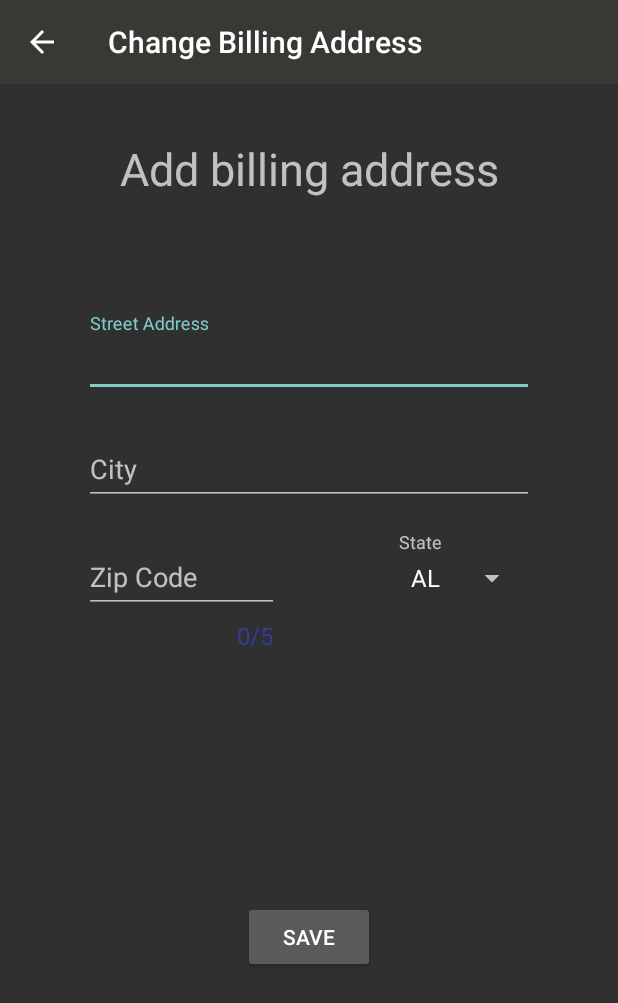
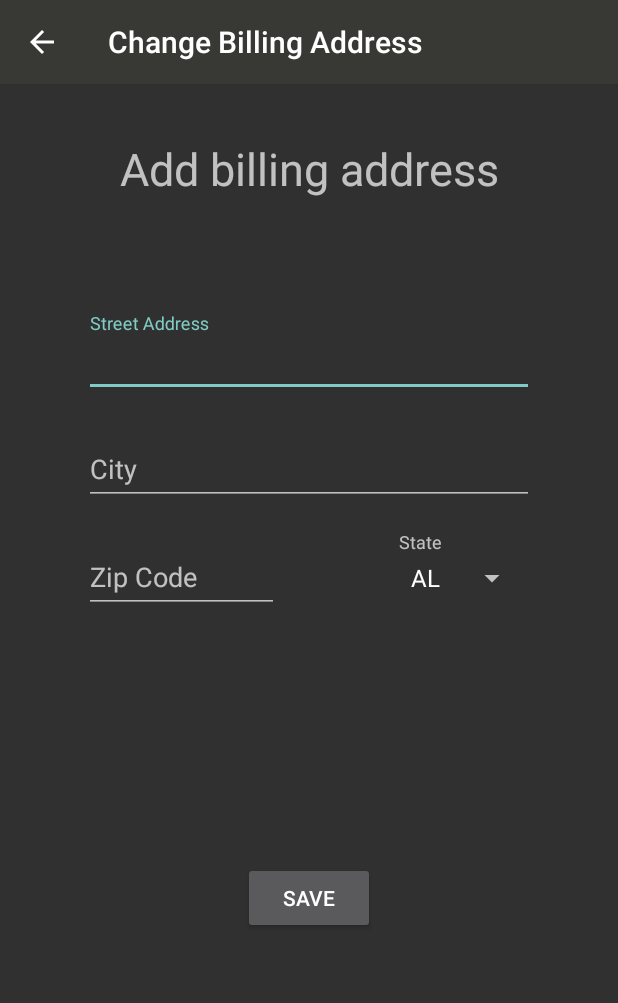
Before and after one commit to Calandra-a/PAyTEL, an Android app: the settings_address screen opened directly, with no data from a screen before it, on a phone screen of 412 x 824 dp. Shown: the top 1003 px of the screen. Run offline under Robolectric (Android 15) with nearby library versions, the phone set to English and light mode, and no system bars; libraries missing offline, so code that uses them is left out: com.amazonaws.mobile, com.amazonaws.mobileconnectors, com.santalu.widget; 5 statements that could not run were skipped.

Commit message:
small ui fixes

```diff
--- a/Application/android/app/src/main/res/layout/settings_address.xml
+++ b/Application/android/app/src/main/res/layout/settings_address.xml
@@ -116,7 +116,7 @@
                 android:layout_width="130dp"
                 android:layout_height="wrap_content"
                 android:layout_marginRight="80dp"
-                app:counterEnabled="true"
+                app:counterEnabled="false"
                 app:counterMaxLength="5"
                 android:maxLength="5"
                 app:counterOverflowTextAppearance="@style/CounterOverFlow"
@@ -128,6 +128,7 @@
                     android:layout_width="match_parent"
                     android:layout_height="wrap_content"
                     android:hint="Zip Code"
+                    android:maxLength="5"
                     android:inputType="number" />
             </android.support.design.widget.TextInputLayout>
 
--- a/Application/android/app/src/main/res/layout/settings_bankinfo.xml
+++ b/Application/android/app/src/main/res/layout/settings_bankinfo.xml
@@ -116,7 +116,7 @@
                 android:layout_height="wrap_content"
                 android:layout_marginLeft="20dp"
                 android:layout_marginBottom="0dp"
-                app:counterEnabled="true"
+                app:counterEnabled="false"
                 app:counterMaxLength="3"
                 android:maxLength="3"
                 app:counterOverflowTextAppearance="@style/CounterOverFlow"
@@ -128,6 +128,7 @@
                     android:layout_width="match_parent"
                     android:layout_height="wrap_content"
                     android:hint="@string/cvv"
+                    android:maxLength="3"
                     android:inputType="number" />
             </android.support.design.widget.TextInputLayout>
 
--- a/Application/android/app/src/main/res/layout/signup_address.xml
+++ b/Application/android/app/src/main/res/layout/signup_address.xml
@@ -109,6 +109,7 @@
                     android:layout_width="match_parent"
                     android:layout_height="wrap_content"
                     android:hint="Zip Code"
+                    android:maxLength="5"
                     android:inputType="number" />
             </android.support.design.widget.TextInputLayout>
 
--- a/Application/android/app/src/main/res/layout/signup_bankinfo.xml
+++ b/Application/android/app/src/main/res/layout/signup_bankinfo.xml
@@ -107,6 +107,7 @@
                     android:layout_width="match_parent"
                     android:layout_height="wrap_content"
                     android:hint="@string/cvv"
+                    android:maxLength="3"
                     android:inputType="number" />
             </android.support.design.widget.TextInputLayout>
 
```
